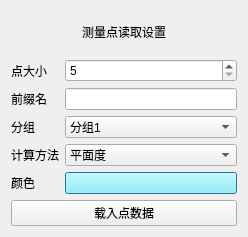
Old version of the form pointdatadialog.ui in the repository kof98765/scanControl.
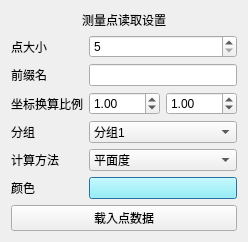
New version of the form.

```diff
--- a/pointdatadialog.ui
+++ b/pointdatadialog.ui
@@ -63,14 +63,14 @@
      <item row="1" column="1">
       <widget class="QLineEdit" name="roiName"/>
      </item>
-     <item row="2" column="0">
+     <item row="3" column="0">
       <widget class="QLabel" name="Label_3">
        <property name="text">
         <string>分组</string>
        </property>
       </widget>
      </item>
-     <item row="2" column="1">
+     <item row="3" column="1">
       <widget class="QComboBox" name="roiTeam">
        <item>
         <property name="text">
@@ -114,14 +114,14 @@
        </item>
       </widget>
      </item>
-     <item row="3" column="0">
+     <item row="4" column="0">
       <widget class="QLabel" name="Label_4">
        <property name="text">
         <string>计算方法</string>
        </property>
       </widget>
      </item>
-     <item row="3" column="1">
+     <item row="4" column="1">
       <widget class="QComboBox" name="func">
        <item>
         <property name="text">
@@ -140,14 +140,14 @@
        </item>
       </widget>
      </item>
-     <item row="4" column="0">
+     <item row="5" column="0">
       <widget class="QLabel" name="Label_5">
        <property name="text">
         <string>颜色</string>
        </property>
       </widget>
      </item>
-     <item row="4" column="1">
+     <item row="5" column="1">
       <widget class="QPushButton" name="roiColor">
        <property name="styleSheet">
         <string notr="true">background-color: rgb(133, 249, 255);</string>
@@ -157,6 +157,37 @@
        </property>
       </widget>
      </item>
+     <item row="2" column="0">
+      <widget class="QLabel" name="Label_6">
+       <property name="text">
+        <string>坐标换算比例</string>
+       </property>
+      </widget>
+     </item>
+     <item row="2" column="1">
+      <layout class="QHBoxLayout" name="horizontalLayout">
+       <item>
+        <widget class="QDoubleSpinBox" name="scaleX">
+         <property name="maximum">
+          <double>999.000000000000000</double>
+         </property>
+         <property name="value">
+          <double>1.000000000000000</double>
+         </property>
+        </widget>
+       </item>
+       <item>
+        <widget class="QDoubleSpinBox" name="scaleY">
+         <property name="maximum">
+          <double>999.990000000000009</double>
+         </property>
+         <property name="value">
+          <double>1.000000000000000</double>
+         </property>
+        </widget>
+       </item>
+      </layout>
+     </item>
     </layout>
    </item>
    <item row="2" column="0">
```
